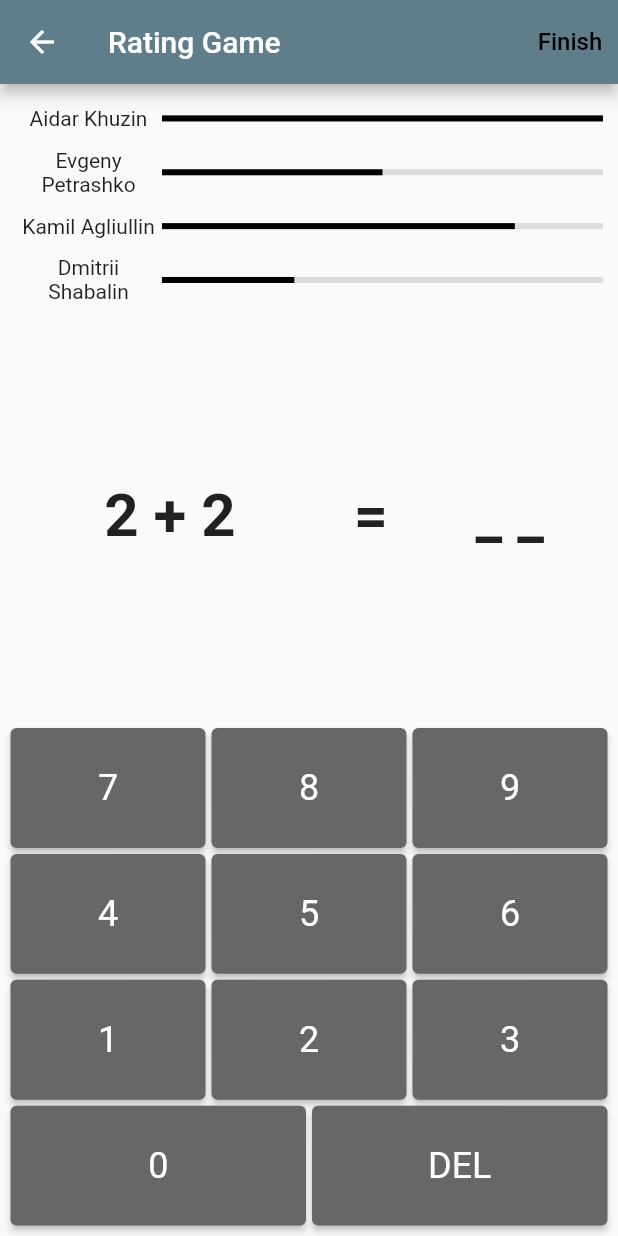
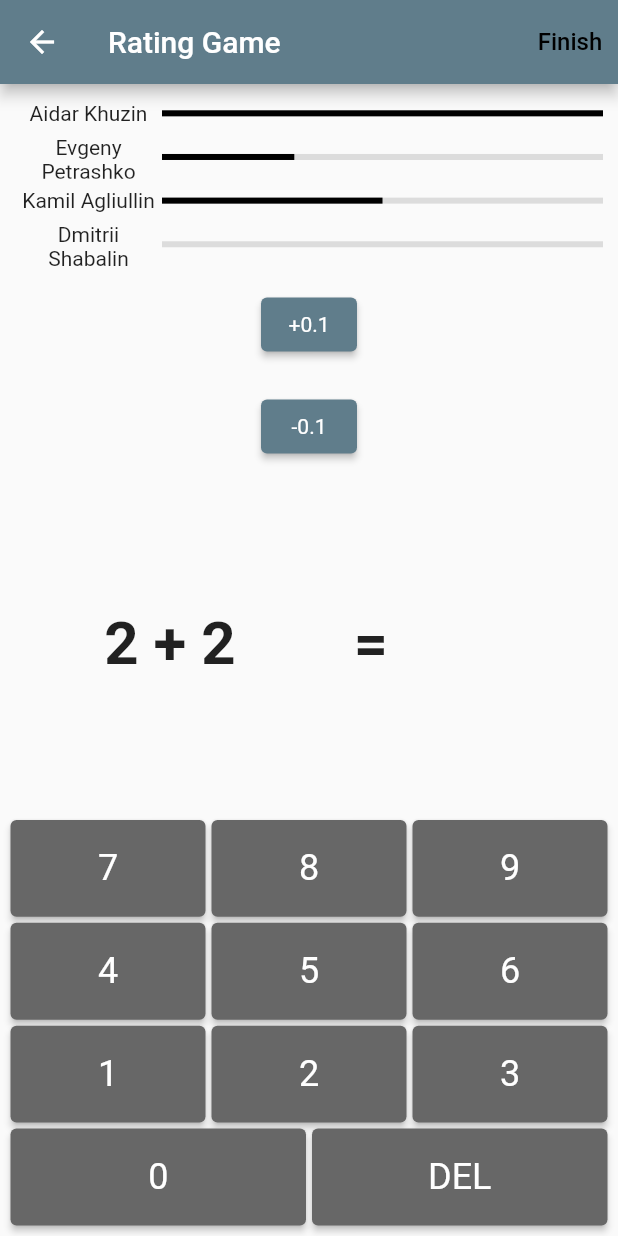
Before and after one commit to EvgenyPetrashko/arithmetic_pvp, a Flutter app: the MultiplayerGamePage screen opened directly, on a phone screen of 412 x 824 dp. Run offline on Flutter 3.47's test engine with Material 2 defaults, Android fonts, the phone set to English and light mode, and no system bars; our stand-ins replace animated_background, cached_network_image, dio, firebase_auth, firebase_core, flutter_bloc and 7 more; accounts and stored records are empty; network calls fail.

Commit message:
animated progress bar added

```diff
--- a/lib/presentation/multiplayer_mode/multiplayer_game.dart
+++ b/lib/presentation/multiplayer_mode/multiplayer_game.dart
@@ -13,10 +13,11 @@ class MultiplayerGamePage extends StatefulWidget {
 
 class _MultiplayerGamePageState extends State<MultiplayerGamePage> {
   final String expression = "2 + 2";
-  String ans = '_ _';
+  String ans = '';
 
   void updateAns(String command) {
-    setState(() {
+    setState(
+      () {
         switch (command) {
           case 'DEL':
             {
@@ -46,6 +47,21 @@ class _MultiplayerGamePageState extends State<MultiplayerGamePage> {
             }
             break;
         }
+      },
+    );
+  }
+
+  int _counter = 0;
+
+  void _incrementCounter() {
+    setState(() {
+      _counter++;
+    });
+  }
+
+  void _decrementCounter() {
+    setState(() {
+      _counter--;
     });
   }
 
@@ -56,7 +72,10 @@ class _MultiplayerGamePageState extends State<MultiplayerGamePage> {
         title: const Text('Rating Game'),
         actions: [
           TextButton(
-            child: const Text('Finish', style: TextStyle(fontSize: 16),),
+            child: const Text(
+              'Finish',
+              style: TextStyle(fontSize: 16),
+            ),
             onPressed: () {
               Navigator.push(
                 context,
@@ -76,13 +95,33 @@ class _MultiplayerGamePageState extends State<MultiplayerGamePage> {
               child: Container(
                 margin: const EdgeInsets.all(5),
                 child: Column(
-                  children: const [
-                    UserProgress(username: 'Aidar Khuzin', value: 1),
-                    UserProgress(username: 'Evgeny Petrashko', value: 0.5),
-                    UserProgress(username: 'Kamil Agliullin', value: 0.8),
-                    UserProgress(username: 'Dmitrii Shabalin', value: 0.3),
+                  children: [
+                    const UserProgress(username: 'Aidar Khuzin', value: 1),
+                    UserProgress(
+                        username: 'Evgeny Petrashko',
+                        value: 0.3 + _counter / 10),
+                    UserProgress(
+                        username: 'Kamil Agliullin',
+                        value: 0.5 + _counter / 5),
+                    UserProgress(
+                        username: 'Dmitrii Shabalin',
+                        value: _counter / 100),
                   ],
                 ),
+              ),
+            ),
+            Container(
+              margin: const EdgeInsets.all(10),
+              child: ElevatedButton(
+                onPressed: _incrementCounter,
+                child: Text('+0.1'),
+              ),
+            ),
+            Container(
+              margin: const EdgeInsets.all(10),
+              child: ElevatedButton(
+                onPressed: _decrementCounter,
+                child: Text('-0.1'),
               ),
             ),
             Expanded(
--- a/lib/presentation/multiplayer_mode/multiplayer_game_start.dart
+++ b/lib/presentation/multiplayer_mode/multiplayer_game_start.dart
@@ -1,5 +1,4 @@
 import 'package:animated_background/animated_background.dart';
-import 'package:flutter/cupertino.dart';
 import 'package:flutter/material.dart';
 import 'package:flutter_svg_provider/flutter_svg_provider.dart' as svg_provider;
 
--- a/lib/presentation/multiplayer_mode/progress_bar.dart
+++ b/lib/presentation/multiplayer_mode/progress_bar.dart
@@ -23,17 +23,30 @@ class _UserProgressState extends State<UserProgress> {
               flex: 25,
               child: Container(
                 margin: const EdgeInsets.symmetric(horizontal: 2),
-                child: Text(widget.username, textAlign: TextAlign.center,),
+                child: Text(
+                  widget.username,
+                  textAlign: TextAlign.center,
+                ),
               ),
             ),
             Expanded(
                 flex: 75,
-              child: LinearProgressIndicator(
-                value: widget.value,
+                child: TweenAnimationBuilder<double>(
+                  tween: Tween<double>(begin: 0.0, end: widget.value),
+                  duration: const Duration(milliseconds: 500),
+                  builder: (context, value, _) => LinearProgressIndicator(
+                    value: value,
                     semanticsLabel: 'User progress',
                     color: Colors.black,
                     backgroundColor: Colors.black12,
                   ),
+                )
+                // child: LinearProgressIndicator(
+                //   value: widget.value,
+                //   semanticsLabel: 'User progress',
+                //   color: Colors.black,
+                //   backgroundColor: Colors.black12,
+                // ),
                 ),
           ],
         ),
```
Lines whose indentation alone changed are shown as unchanged.
